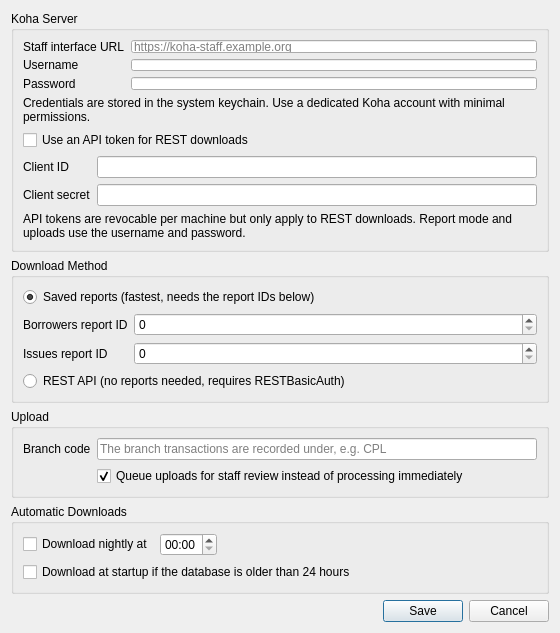
This is kohasettingsdialog.ui in bywatersolutions/koha-offline-circulation as Qt 5 draws it before an edit. The edited form follows.
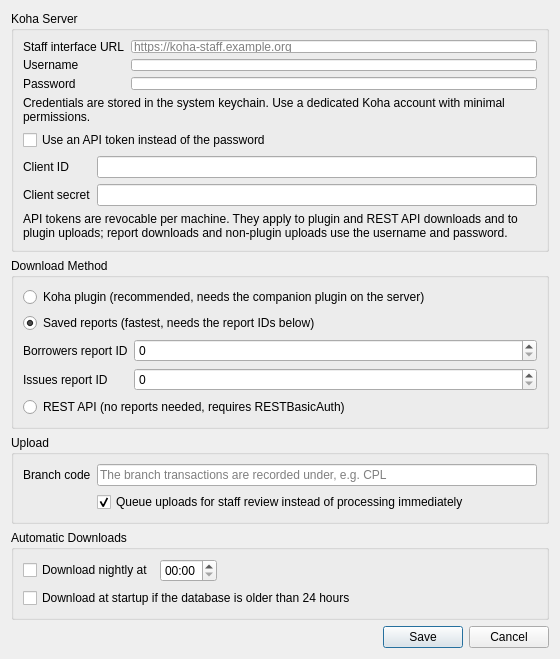
This is the edited form.

Commit message: Add ability to download the borrowers database built by the companion Koha plugin

Diff of the .ui file:
```diff
--- a/kohasettingsdialog.ui
+++ b/kohasettingsdialog.ui
@@ -81,7 +81,7 @@
       <item>
        <widget class="QCheckBox" name="checkBoxUseToken">
         <property name="text">
-         <string>Use an API token for REST downloads</string>
+         <string>Use an API token instead of the password</string>
         </property>
        </widget>
       </item>
@@ -119,7 +119,7 @@
       <item>
        <widget class="QLabel" name="labelTokenNote">
         <property name="text">
-         <string>API tokens are revocable per machine but only apply to REST downloads. Report mode and uploads use the username and password.</string>
+         <string>API tokens are revocable per machine. They apply to plugin and REST API downloads and to plugin uploads; report downloads and non-plugin uploads use the username and password.</string>
         </property>
         <property name="wordWrap">
          <bool>true</bool>
@@ -135,6 +135,13 @@
       <string>Download Method</string>
      </property>
      <layout class="QVBoxLayout" name="verticalLayoutMethod">
+      <item>
+       <widget class="QRadioButton" name="radioButtonPlugin">
+        <property name="text">
+         <string>Koha plugin (recommended, needs the companion plugin on the server)</string>
+        </property>
+       </widget>
+      </item>
       <item>
        <widget class="QRadioButton" name="radioButtonReports">
         <property name="text">
```
The commit also changes 6 other files.
